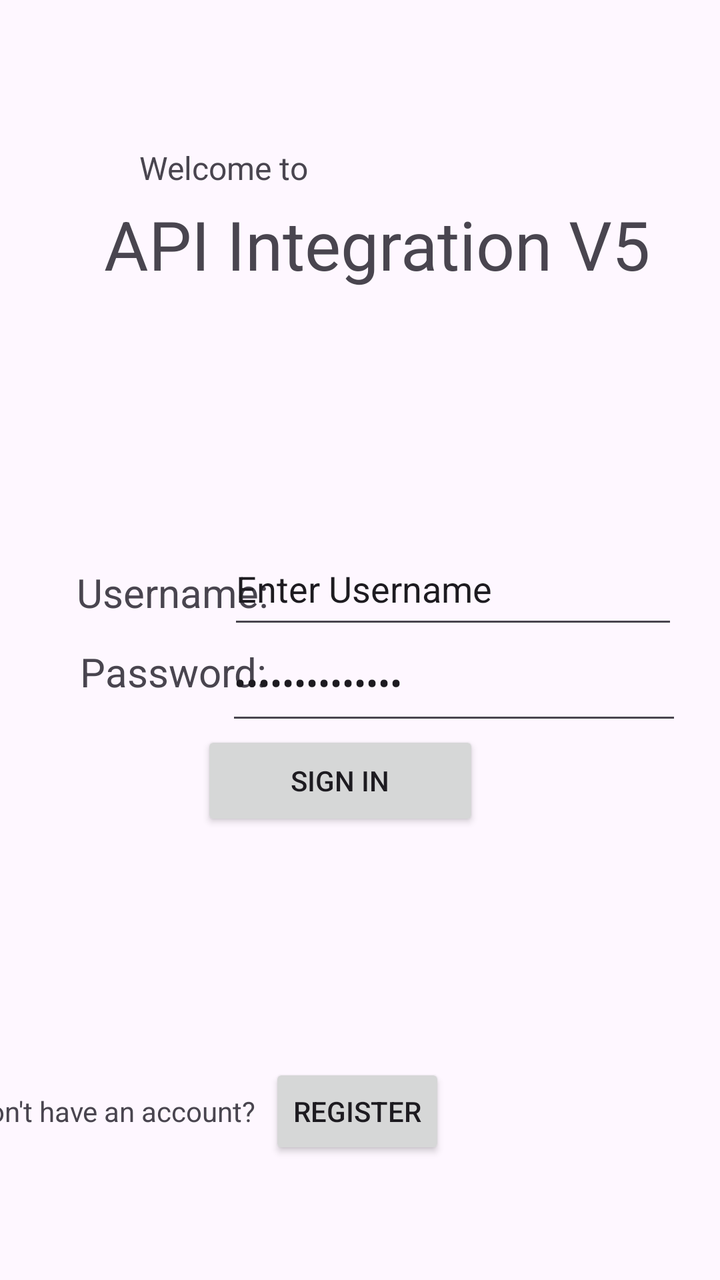
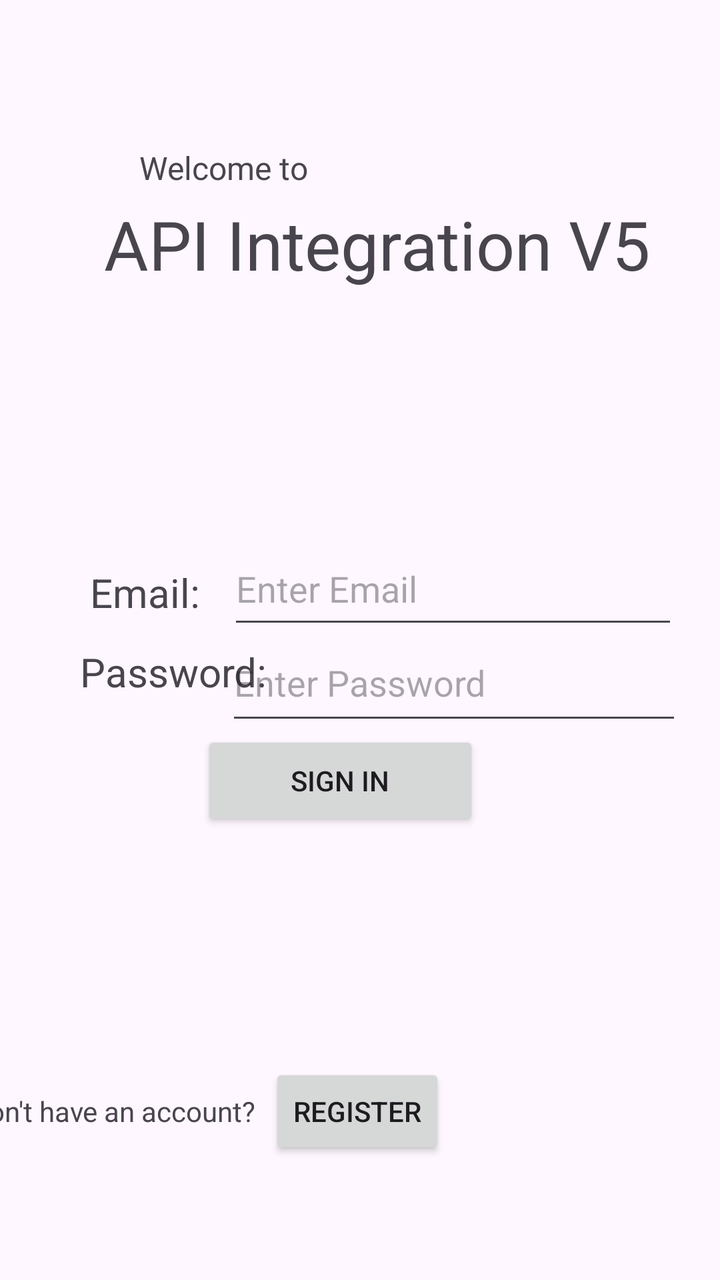

Screens rendered from an Android XML layout before and after an edit, with the pre-edit source and the edit as a unified diff.
<!-- AndroidManifest.xml: application theme Theme.API_Integration_V5 -->
<!-- res/layout/activity_main.xml -->
<?xml version="1.0" encoding="utf-8"?>
<androidx.constraintlayout.widget.ConstraintLayout xmlns:android="http://schemas.android.com/apk/res/android"
    xmlns:app="http://schemas.android.com/apk/res-auto"
    xmlns:tools="http://schemas.android.com/tools"
    android:id="@+id/main"
    android:layout_width="match_parent"
    android:layout_height="match_parent"
    tools:context=".MainActivity">

    <TextView
        android:id="@+id/textview1"
        android:layout_width="wrap_content"
        android:layout_height="wrap_content"
        android:text="Welcome to"
        android:textSize="16sp"
        app:layout_constraintBottom_toBottomOf="parent"
        app:layout_constraintEnd_toEndOf="parent"
        app:layout_constraintHorizontal_bias="0.253"
        app:layout_constraintStart_toStartOf="parent"
        app:layout_constraintTop_toTopOf="parent"
        app:layout_constraintVertical_bias="0.118" />

    <TextView
        android:id="@+id/textView"
        android:layout_width="wrap_content"
        android:layout_height="wrap_content"
        android:text="API Integration V5"
        android:textSize="34sp"
        app:layout_constraintBottom_toBottomOf="parent"
        app:layout_constraintEnd_toEndOf="parent"
        app:layout_constraintHorizontal_bias="0.601"
        app:layout_constraintStart_toStartOf="parent"
        app:layout_constraintTop_toTopOf="parent"
        app:layout_constraintVertical_bias="0.167" />

    <TextView
        android:id="@+id/textView4"
        android:layout_width="wrap_content"
        android:layout_height="wrap_content"
        android:text="Username: "
        android:textSize="20sp"
        app:layout_constraintBottom_toBottomOf="parent"
        app:layout_constraintEnd_toEndOf="parent"
        app:layout_constraintHorizontal_bias="0.148"
        app:layout_constraintStart_toStartOf="parent"
        app:layout_constraintTop_toTopOf="parent"
        app:layout_constraintVertical_bias="0.461" />

    <TextView
        android:id="@+id/textView4"
        android:layout_width="wrap_content"
        android:layout_height="wrap_content"
        android:text="Password: "
        android:textSize="20sp"
        app:layout_constraintBottom_toBottomOf="parent"
        app:layout_constraintEnd_toEndOf="parent"
        app:layout_constraintHorizontal_bias="0.153"
        app:layout_constraintStart_toStartOf="parent"
        app:layout_constraintTop_toTopOf="parent"
        app:layout_constraintVertical_bias="0.526" />

    <EditText
        android:id="@+id/loginUsername"
        android:layout_width="225dp"
        android:layout_height="53dp"
        android:ems="10"
        android:inputType="text"
        android:text="Enter Username"
        app:layout_constraintBottom_toBottomOf="parent"
        app:layout_constraintEnd_toEndOf="parent"
        app:layout_constraintHorizontal_bias="0.844"
        app:layout_constraintStart_toStartOf="parent"
        app:layout_constraintTop_toTopOf="parent"
        app:layout_constraintVertical_bias="0.454" />

    <EditText
        android:id="@+id/loginPassword"
        android:layout_width="228dp"
        android:layout_height="55dp"
        android:ems="10"
        android:inputType="textPassword"
        android:text="Enter Password"
        app:layout_constraintBottom_toBottomOf="parent"
        app:layout_constraintEnd_toEndOf="parent"
        app:layout_constraintHorizontal_bias="0.857"
        app:layout_constraintStart_toStartOf="parent"
        app:layout_constraintTop_toTopOf="parent"
        app:layout_constraintVertical_bias="0.534" />

    <Button
        android:id="@+id/loginBtn"
        android:layout_width="139dp"
        android:layout_height="50dp"
        android:text="Sign In"
        app:layout_constraintBottom_toBottomOf="parent"
        app:layout_constraintEnd_toEndOf="parent"
        app:layout_constraintHorizontal_bias="0.455"
        app:layout_constraintStart_toStartOf="parent"
        app:layout_constraintTop_toTopOf="parent"
        app:layout_constraintVertical_bias="0.619" />

    <TextView
        android:id="@+id/textView11"
        android:layout_width="wrap_content"
        android:layout_height="wrap_content"
        android:layout_marginStart="49dp"
        android:layout_marginEnd="50dp"
        android:layout_marginBottom="75dp"
        android:text="Don't have an account?"
        app:layout_constraintBottom_toBottomOf="parent"
        app:layout_constraintEnd_toStartOf="@+id/loginPassword"
        app:layout_constraintStart_toStartOf="parent" />

    <Button
        android:id="@+id/registerBtn"
        android:layout_width="wrap_content"
        android:layout_height="wrap_content"
        android:layout_marginStart="7dp"
        android:text="Register"
        app:layout_constraintBaseline_toBaselineOf="@+id/textView11"
        app:layout_constraintStart_toEndOf="@+id/textView11" />

</androidx.constraintlayout.widget.ConstraintLayout>
<!-- resources referenced by this layout -->
<resources>
  <style name="Theme.API_Integration_V5" parent="Base.Theme.API_Integration_V5" />
  <style name="Base.Theme.API_Integration_V5" parent="Theme.Material3.DayNight.NoActionBar">
          
          
      </style>
</resources>

<!-- the commit's change to res/layout/activity_main.xml (unified diff, before → after) -->
@@ -37,7 +37,7 @@
         android:id="@+id/textView4"
         android:layout_width="wrap_content"
         android:layout_height="wrap_content"
-        android:text="Username: "
+        android:text="Email:"
         android:textSize="20sp"
         app:layout_constraintBottom_toBottomOf="parent"
         app:layout_constraintEnd_toEndOf="parent"
@@ -47,7 +47,7 @@
         app:layout_constraintVertical_bias="0.461" />
 
     <TextView
-        android:id="@+id/textView4"
+        android:id="@+id/textView5"
         android:layout_width="wrap_content"
         android:layout_height="wrap_content"
         android:text="Password: "
@@ -60,12 +60,12 @@
         app:layout_constraintVertical_bias="0.526" />
 
     <EditText
-        android:id="@+id/loginUsername"
+        android:id="@+id/loginEmail"
         android:layout_width="225dp"
         android:layout_height="53dp"
         android:ems="10"
-        android:inputType="text"
-        android:text="Enter Username"
+        android:inputType="textEmailAddress"
+        android:hint="Enter Email"
         app:layout_constraintBottom_toBottomOf="parent"
         app:layout_constraintEnd_toEndOf="parent"
         app:layout_constraintHorizontal_bias="0.844"
@@ -79,7 +79,7 @@
         android:layout_height="55dp"
         android:ems="10"
         android:inputType="textPassword"
-        android:text="Enter Password"
+        android:hint="Enter Password"
         app:layout_constraintBottom_toBottomOf="parent"
         app:layout_constraintEnd_toEndOf="parent"
         app:layout_constraintHorizontal_bias="0.857"
@@ -120,4 +120,10 @@
         app:layout_constraintBaseline_toBaselineOf="@+id/textView11"
         app:layout_constraintStart_toEndOf="@+id/textView11" />
 
+    <FrameLayout
+        android:id="@+id/registerFragmentContainer"
+        android:layout_width="match_parent"
+        android:layout_height="match_parent"
+        android:visibility="gone" />
+
 </androidx.constraintlayout.widget.ConstraintLayout>
